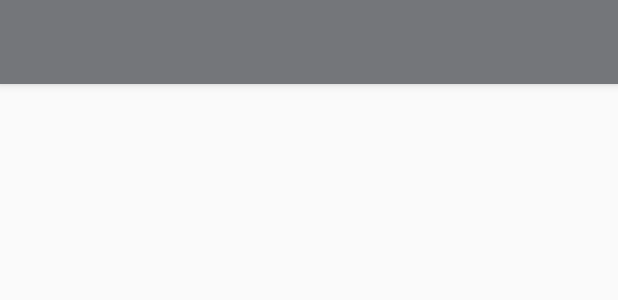
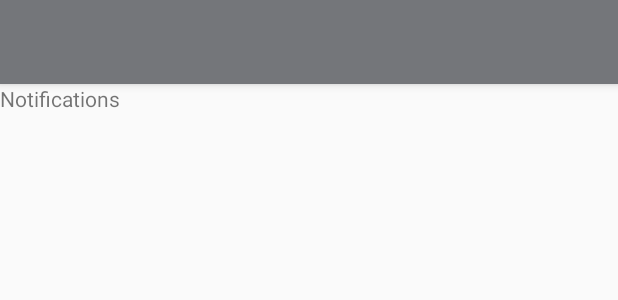
Before and after one commit to michelledlee/SittingInTheDangerZone, an Android app: the layout activity_user_profile.xml on its own in the app's theme, with its tools: preview values and no code run, on a phone screen of 412 x 824 dp. Shown: the top 300 px of the screen. Run offline under Robolectric (Android 15) with nearby library versions, the light colour scheme and no system bars.

Commit message:
Added TextView

```diff
--- a/app/src/main/res/layout/content_user_profile.xml
+++ b/app/src/main/res/layout/content_user_profile.xml
@@ -8,4 +8,15 @@
     tools:context=".UserProfileActivity"
     tools:showIn="@layout/activity_user_profile">
 
+
+    <TextView
+        android:id="@+id/notifications_on_off"
+        android:layout_width="wrap_content"
+        android:layout_height="wrap_content"
+        android:layout_alignParentStart="true"
+        android:layout_alignParentTop="true"
+        android:layout_marginStart="@dimen/settings_padding"
+        android:layout_marginTop="@dimen/settings_padding"
+        android:text="@string/notifications_on_off" />
+
 </android.support.constraint.ConstraintLayout>
```
